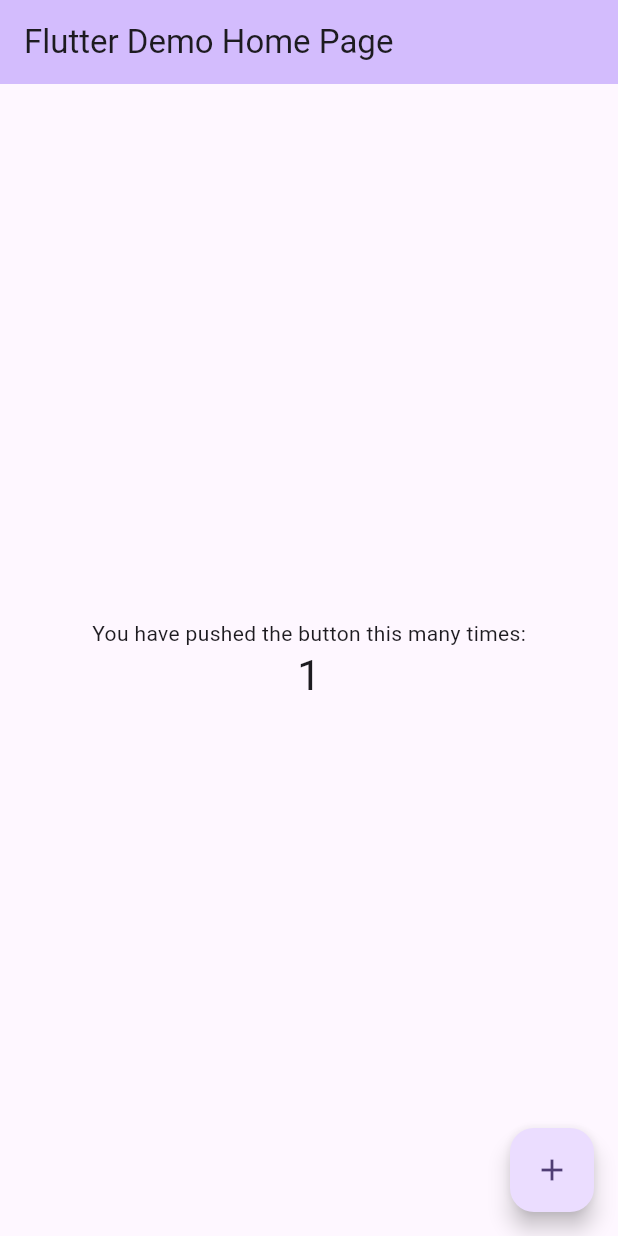
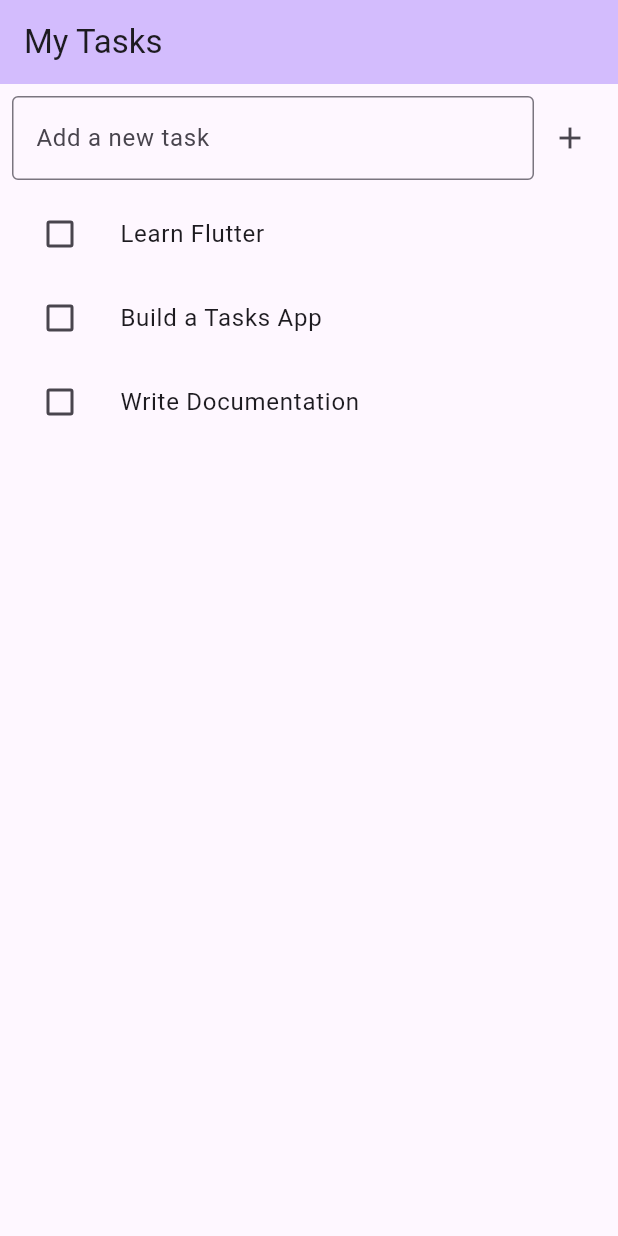
Before and after one commit to safeuq-2023mt93102/quick-task, a Flutter app: the screen it shows after launch, after a tap on the "add" icon, on a phone screen of 412 x 824 dp. Run offline on Flutter 3.47's test engine with Material 3 defaults, Android fonts, the phone set to English and light mode, and no system bars.

Commit message:
Added tasks screen

```diff
--- a/lib/main.dart
+++ b/lib/main.dart
@@ -1,4 +1,5 @@
 import 'package:flutter/material.dart';
+import 'tasks_screen.dart';
 
 void main() {
   runApp(const MyApp());
@@ -7,119 +8,15 @@
 class MyApp extends StatelessWidget {
   const MyApp({super.key});
 
-  // This widget is the root of your application.
   @override
   Widget build(BuildContext context) {
     return MaterialApp(
-      title: 'Flutter Demo',
+      title: 'QuickTask',
       theme: ThemeData(
-        // This is the theme of your application.
-        //
-        // TRY THIS: Try running your application with "flutter run". You'll see
-        // the application has a purple toolbar. Then, without quitting the app,
-        // try changing the seedColor in the colorScheme below to Colors.green
-        // and then invoke "hot reload" (save your changes or press the "hot
-        // reload" button in a Flutter-supported IDE, or press "r" if you used
-        // the command line to start the app).
-        //
-        // Notice that the counter didn't reset back to zero; the application
-        // state is not lost during the reload. To reset the state, use hot
-        // restart instead.
-        //
-        // This works for code too, not just values: Most code changes can be
-        // tested with just a hot reload.
         colorScheme: ColorScheme.fromSeed(seedColor: Colors.deepPurple),
         useMaterial3: true,
       ),
-      home: const MyHomePage(title: 'Flutter Demo Home Page'),
+      home: const TasksScreen(),
     );
   }
 }
-
-class MyHomePage extends StatefulWidget {
-  const MyHomePage({super.key, required this.title});
-
-  // This widget is the home page of your application. It is stateful, meaning
-  // that it has a State object (defined below) that contains fields that affect
-  // how it looks.
-
-  // This class is the configuration for the state. It holds the values (in this
-  // case the title) provided by the parent (in this case the App widget) and
-  // used by the build method of the State. Fields in a Widget subclass are
-  // always marked "final".
-
-  final String title;
-
-  @override
-  State<MyHomePage> createState() => _MyHomePageState();
-}
-
-class _MyHomePageState extends State<MyHomePage> {
-  int _counter = 0;
-
-  void _incrementCounter() {
-    setState(() {
-      // This call to setState tells the Flutter framework that something has
-      // changed in this State, which causes it to rerun the build method below
-      // so that the display can reflect the updated values. If we changed
-      // _counter without calling setState(), then the build method would not be
-      // called again, and so nothing would appear to happen.
-      _counter++;
-    });
-  }
-
-  @override
-  Widget build(BuildContext context) {
-    // This method is rerun every time setState is called, for instance as done
-    // by the _incrementCounter method above.
-    //
-    // The Flutter framework has been optimized to make rerunning build methods
-    // fast, so that you can just rebuild anything that needs updating rather
-    // than having to individually change instances of widgets.
-    return Scaffold(
-      appBar: AppBar(
-        // TRY THIS: Try changing the color here to a specific color (to
-        // Colors.amber, perhaps?) and trigger a hot reload to see the AppBar
-        // change color while the other colors stay the same.
-        backgroundColor: Theme.of(context).colorScheme.inversePrimary,
-        // Here we take the value from the MyHomePage object that was created by
-        // the App.build method, and use it to set our appbar title.
-        title: Text(widget.title),
-      ),
-      body: Center(
-        // Center is a layout widget. It takes a single child and positions it
-        // in the middle of the parent.
-        child: Column(
-          // Column is also a layout widget. It takes a list of children and
-          // arranges them vertically. By default, it sizes itself to fit its
-          // children horizontally, and tries to be as tall as its parent.
-          //
-          // Column has various properties to control how it sizes itself and
-          // how it positions its children. Here we use mainAxisAlignment to
-          // center the children vertically; the main axis here is the vertical
-          // axis because Columns are vertical (the cross axis would be
-          // horizontal).
-          //
-          // TRY THIS: Invoke "debug painting" (choose the "Toggle Debug Paint"
-          // action in the IDE, or press "p" in the console), to see the
-          // wireframe for each widget.
-          mainAxisAlignment: MainAxisAlignment.center,
-          children: <Widget>[
-            const Text(
-              'You have pushed the button this many times:',
-            ),
-            Text(
-              '$_counter',
-              style: Theme.of(context).textTheme.headlineMedium,
-            ),
-          ],
-        ),
-      ),
-      floatingActionButton: FloatingActionButton(
-        onPressed: _incrementCounter,
-        tooltip: 'Increment',
-        child: const Icon(Icons.add),
-      ), // This trailing comma makes auto-formatting nicer for build methods.
-    );
-  }
-}
--- /dev/null
+++ b/lib/tasks_screen.dart
@@ -0,0 +1,95 @@
+import 'package:flutter/material.dart';
+
+class Task {
+  String title;
+  bool isCompleted;
+
+  Task({required this.title, this.isCompleted = false});
+}
+
+class TasksScreen extends StatefulWidget {
+  const TasksScreen({super.key});
+
+  @override
+  State<TasksScreen> createState() => _TasksScreenState();
+}
+
+class _TasksScreenState extends State<TasksScreen> {
+  final List<Task> _tasks = [
+    Task(title: 'Learn Flutter'),
+    Task(title: 'Build a Tasks App'),
+    Task(title: 'Write Documentation'),
+  ];
+
+  final _textController = TextEditingController();
+
+  void _addTask(String title) {
+    setState(() {
+      _tasks.add(Task(title: title));
+    });
+    _textController.clear();
+  }
+
+  @override
+  Widget build(BuildContext context) {
+    return Scaffold(
+      appBar: AppBar(
+        title: const Text('My Tasks'),
+        backgroundColor: Theme.of(context).colorScheme.inversePrimary,
+      ),
+      body: Column(
+        children: [
+          Padding(
+            padding: const EdgeInsets.all(8.0),
+            child: Row(
+              children: [
+                Expanded(
+                  child: TextField(
+                    controller: _textController,
+                    decoration: const InputDecoration(
+                      hintText: 'Add a new task',
+                      border: OutlineInputBorder(),
+                    ),
+                  ),
+                ),
+                IconButton(
+                  icon: const Icon(Icons.add),
+                  onPressed: () {
+                    if (_textController.text.isNotEmpty) {
+                      _addTask(_textController.text);
+                    }
+                  },
+                ),
+              ],
+            ),
+          ),
+          Expanded(
+            child: ListView.builder(
+              itemCount: _tasks.length,
+              itemBuilder: (context, index) {
+                return ListTile(
+                  leading: Checkbox(
+                    value: _tasks[index].isCompleted,
+                    onChanged: (bool? value) {
+                      setState(() {
+                        _tasks[index].isCompleted = value!;
+                      });
+                    },
+                  ),
+                  title: Text(
+                    _tasks[index].title,
+                    style: TextStyle(
+                      decoration: _tasks[index].isCompleted
+                          ? TextDecoration.lineThrough
+                          : null,
+                    ),
+                  ),
+                );
+              },
+            ),
+          ),
+        ],
+      ),
+    );
+  }
+}
--- a/pubspec.yaml
+++ b/pubspec.yaml
@@ -35,6 +35,7 @@ dependencies:
   # The following adds the Cupertino Icons font to your application.
   # Use with the CupertinoIcons class for iOS style icons.
   cupertino_icons: ^1.0.8
+  parse_server_sdk_flutter: ^9.0.0
 
 dev_dependencies:
   flutter_test:
```
